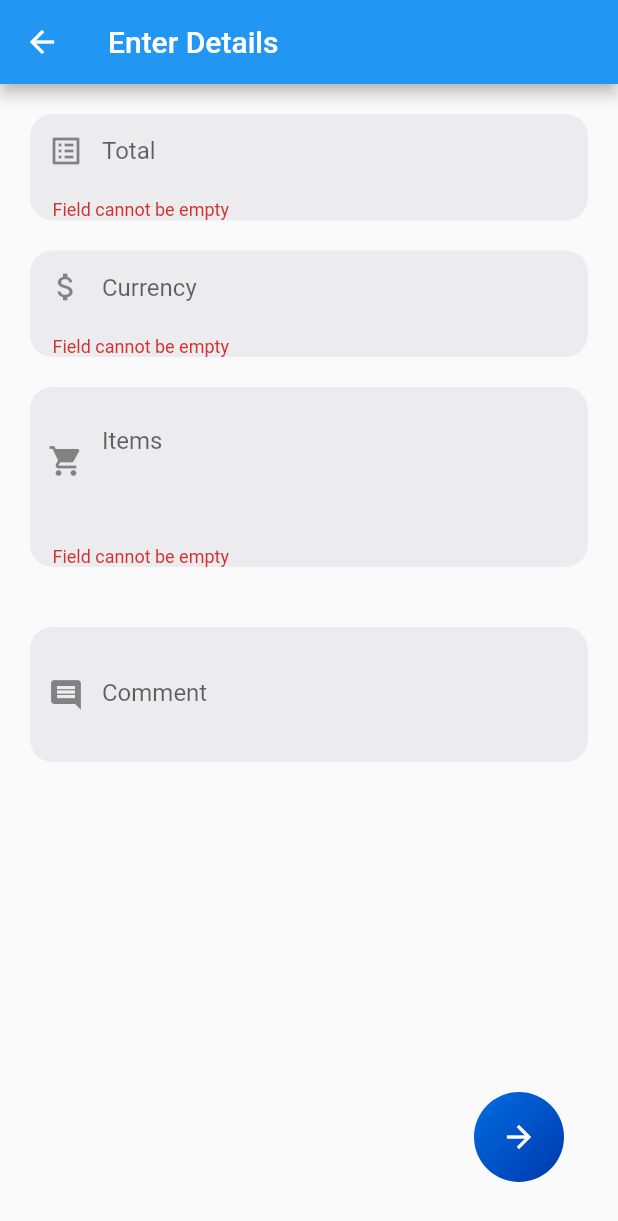
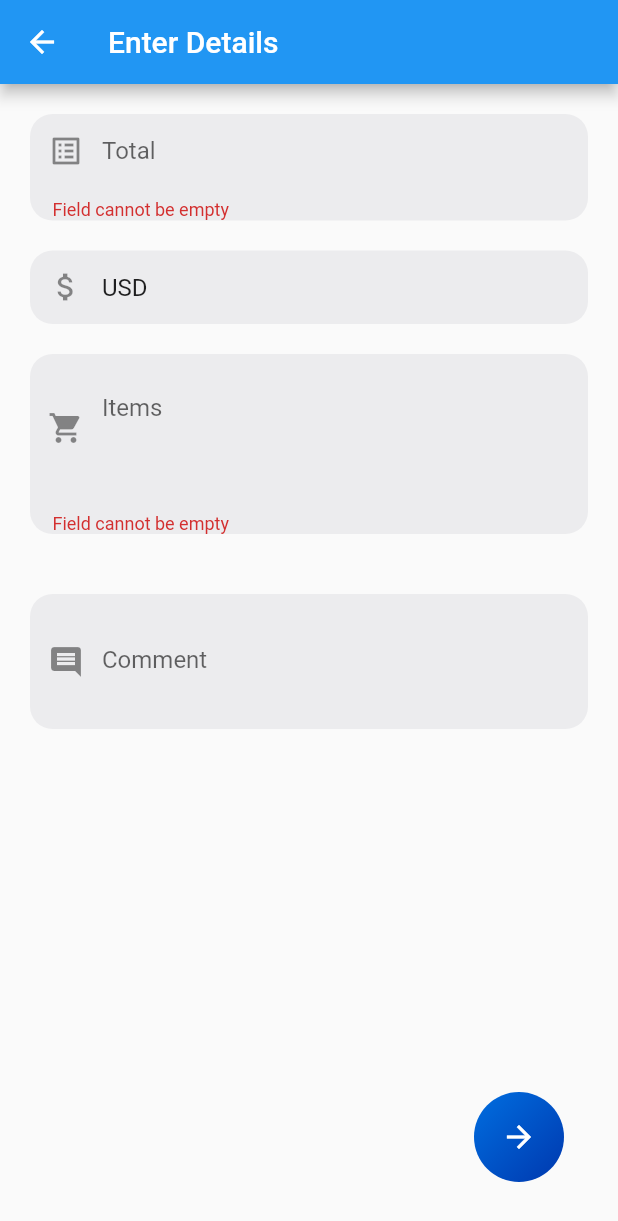
Before and after one commit to dabitdev/blockbill, a Flutter app: the EnterDetails screen opened directly, after a tap on the "arrow forward" icon, on a phone screen of 412 x 824 dp. Shown: the top 1221 px of the screen. Run offline on Flutter 3.47's test engine with Material 2 defaults, Android fonts, the phone set to English and light mode, and no system bars; our stand-ins replace image_picker, shared_preferences; missing offline and left inert: mlkit, stellar_flutter_sdk; accounts and stored records are empty.

Commit message:
adding a fix-typo

```diff
--- a/lib/ui/EnterDetails/enter_details.dart
+++ b/lib/ui/EnterDetails/enter_details.dart
@@ -64,7 +64,7 @@ class EnterDetails extends StatelessWidget {
                       hintText: 'Currency',
                       border: InputBorder.none,
                       prefixIcon: Icon(Icons.attach_money)),
-                  controller: currencyController,
+                  controller: currencyController..text = "USD",
                   validator: formValidation,
                 ),
               ),
@@ -120,7 +120,7 @@ class EnterDetails extends StatelessWidget {
         ),
       ),
       floatingActionButton: NextButton(
-        onPressed: () => _onSubmit(),
+        onPressed: () => _onSubmit(context),
         gradient: LinearGradient(
           colors: [Color(0xff006EE0), Color(0xff0038AE)],
           begin: Alignment.topLeft,
@@ -130,12 +130,15 @@ class EnterDetails extends StatelessWidget {
     );
   }
 
-  _onSubmit() async {
+  _onSubmit(context) async {
     Scaffold.of(_formKey.currentContext).removeCurrentSnackBar();
     if (!_formKey.currentState.validate()) {
       return;
     }
     _formKey.currentState.save();
+    Navigator.of(context).pop();
+    Navigator.of(context).pop();
+    Navigator.of(context).pop();
   }
 
   String formValidation(String value) {
--- a/lib/ui/splashscreen/splash_screen.dart
+++ b/lib/ui/splashscreen/splash_screen.dart
@@ -67,7 +67,7 @@ class _SplashScreenState extends State<SplashScreenPage> {
                   blockBill,
                   Padding(
                     padding: const EdgeInsets.all(8.0),
-                    child: Text('A descentralized blockchain expense management system.', style: Theme.of(context).textTheme.subtitle1.copyWith(fontSize: 18,color: Colors.white),textAlign: TextAlign.center,),
+                    child: Text('A decentralized blockchain expense management system.', style: Theme.of(context).textTheme.subtitle1.copyWith(fontSize: 18,color: Colors.white),textAlign: TextAlign.center,),
                   ),
                   FutureBuilder(
                     future: getAccountId(),
```
